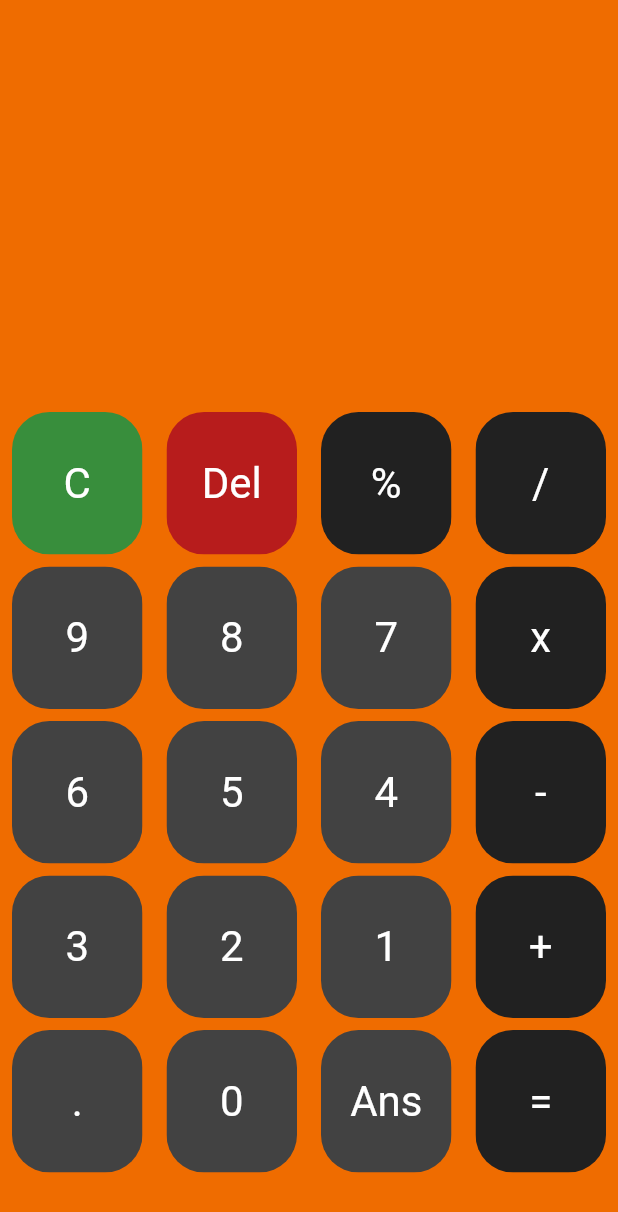
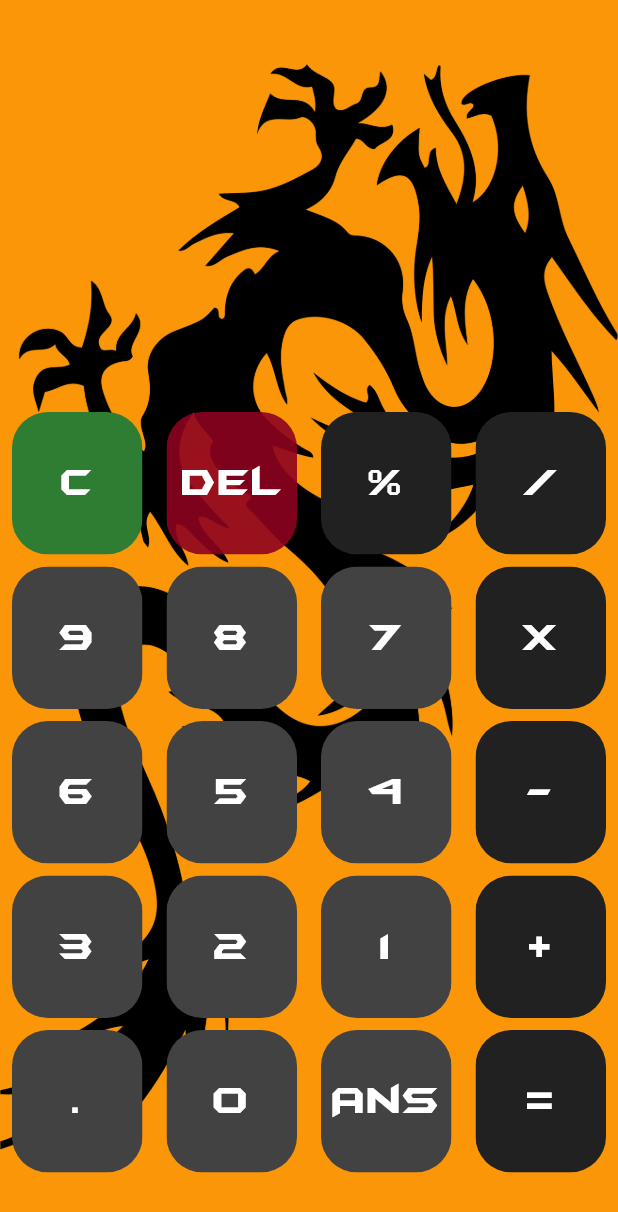
Before and after one commit to Dhruvrana8/MyCalculator, a Flutter app: the screen it shows after launch, on a phone screen of 412 x 824 dp. Shown: the top 1212 px of the screen. Run offline on Flutter 3.47's test engine with Material 2 defaults, Android fonts, the phone set to English and light mode, and no system bars; our stand-ins replace math_expressions.

Commit message:
Finally Done

```diff
--- a/lib/main.dart
+++ b/lib/main.dart
@@ -4,7 +4,6 @@ import 'package:my_calculator/pages/homePage.dart';
 void main() {
   runApp(MaterialApp(
     debugShowCheckedModeBanner: false,
-    home: myHomePage(
-    )
+    home: myHomePage()
   ));
 }
--- a/lib/pages/homePage.dart
+++ b/lib/pages/homePage.dart
@@ -1,5 +1,4 @@
 import 'package:flutter/material.dart';
-import 'package:google_fonts/google_fonts.dart';
 import 'package:math_expressions/math_expressions.dart';
 import 'package:my_calculator/widgets/myButton.dart';
 
@@ -20,23 +19,36 @@ class _myHomePageState extends State<myHomePage> {
   @override
   Widget build(BuildContext context) {
     return Scaffold(
-      backgroundColor: Colors.orange[800],
-      body: Column(
+          backgroundColor: Color.fromRGBO(250, 150, 8, 1),
+          body: Stack(
+              children: <Widget>[
+                Center(
+                  child: Expanded(
+                      child: Image.asset('assets/dragon1.png',
+                        fit: BoxFit.cover,
+                      ),
+                  ),
+                ),
+                Column(
                 children: <Widget>[
                 Expanded(
                     child: Column(
                       mainAxisAlignment: MainAxisAlignment.spaceEvenly,
                         children:<Widget>[
                           Container(
-                        child: Text(userQuestion,style: GoogleFonts.lato(
-                          fontSize: 20,
-                        ),),
+                              child: Text(userQuestion,style: TextStyle(
+                                fontSize: 30,
+                                fontFamily: 'Trajan Pro',
+                                color: Colors.white
+                              )),
                             alignment: Alignment.centerLeft,
                             padding: EdgeInsets.only(left: 10),
                           ),
                           Container(
-                        child: Text(userAnswer,style:GoogleFonts.lato(
-                          fontSize: 20,
+                              child: Text(userAnswer,style:TextStyle(
+                                fontSize: 35,
+                                fontFamily: 'Trajan Pro',
+                                color: Colors.white
                               )),
                             alignment: Alignment.centerRight,
                             padding: EdgeInsets.only(right: 10),
@@ -61,7 +73,7 @@ class _myHomePageState extends State<myHomePage> {
                                   });
                                 },
                                 text: buttons[index],
-                          buttonColor: Colors.green[700],
+                                buttonColor: Colors.green[800],
                                 textColor: Colors.white,
                               );
                             }else if(index == 1){
@@ -72,7 +84,7 @@ class _myHomePageState extends State<myHomePage> {
                                   });
                                 },
                                 text: buttons[index],
-                          buttonColor: Colors.red[900],
+                                buttonColor: Color.fromRGBO(141, 2,31, 0.9),
                                 textColor:Colors.white,
                               );
                             }else if(index == buttons.length-2){
@@ -119,16 +131,16 @@ class _myHomePageState extends State<myHomePage> {
                 ),
               ],
             ),
+          ]
+          ),
     );
   }
-
   bool isOperator(String x){
     if (x == "%" || x == "/" ||x == "-" ||x == "+" ||x == "x" || x == "=" ){
       return true;
     }
     return false;
   }
-
   void equalPressed(){
     String finalQuestion = userQuestion;
     finalQuestion = finalQuestion.replaceAll('x', "*");
--- a/lib/widgets/myButton.dart
+++ b/lib/widgets/myButton.dart
@@ -14,14 +14,16 @@ class myButton extends StatelessWidget {
       child: Padding(
         padding: EdgeInsets.only(left: 8,right: 8,bottom: 8),
         child: ClipRRect(
-          borderRadius: BorderRadius.circular(25),
+          borderRadius: BorderRadius.circular(24),
           child: Container(
             color: buttonColor,
             child: Center(
                 child: Text(text,style: TextStyle(
                     fontSize: 28,
-                    color: Colors.white
-                ),)
+                    color: Colors.white,
+                    fontFamily: 'Trajan Pro',
+                ),
+                )
             ),
           ),
         ),
```
Also changed, not shown: pubspec.yaml (+6 -6 lines), assets/Background.JPG (added), assets/dragon.png (added), assets/dragon1.png (added), fonts/batmfa__.ttf (added), fonts/batmfo__.ttf (added). Lines whose indentation alone changed are shown as unchanged.
